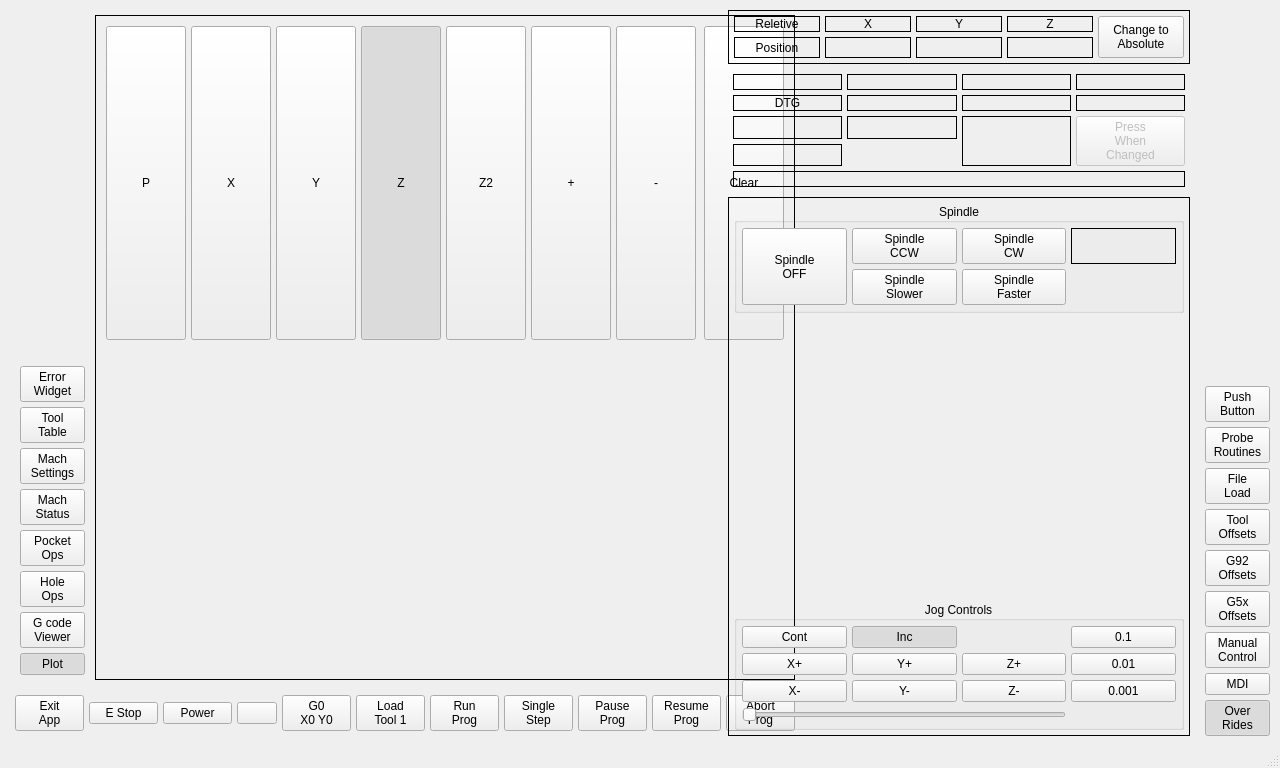
This is mill_touch_v6/ui/mainwindow.ui in jethornton/mill_touch_v6 as Qt 5 draws it before an edit. The edited form follows.
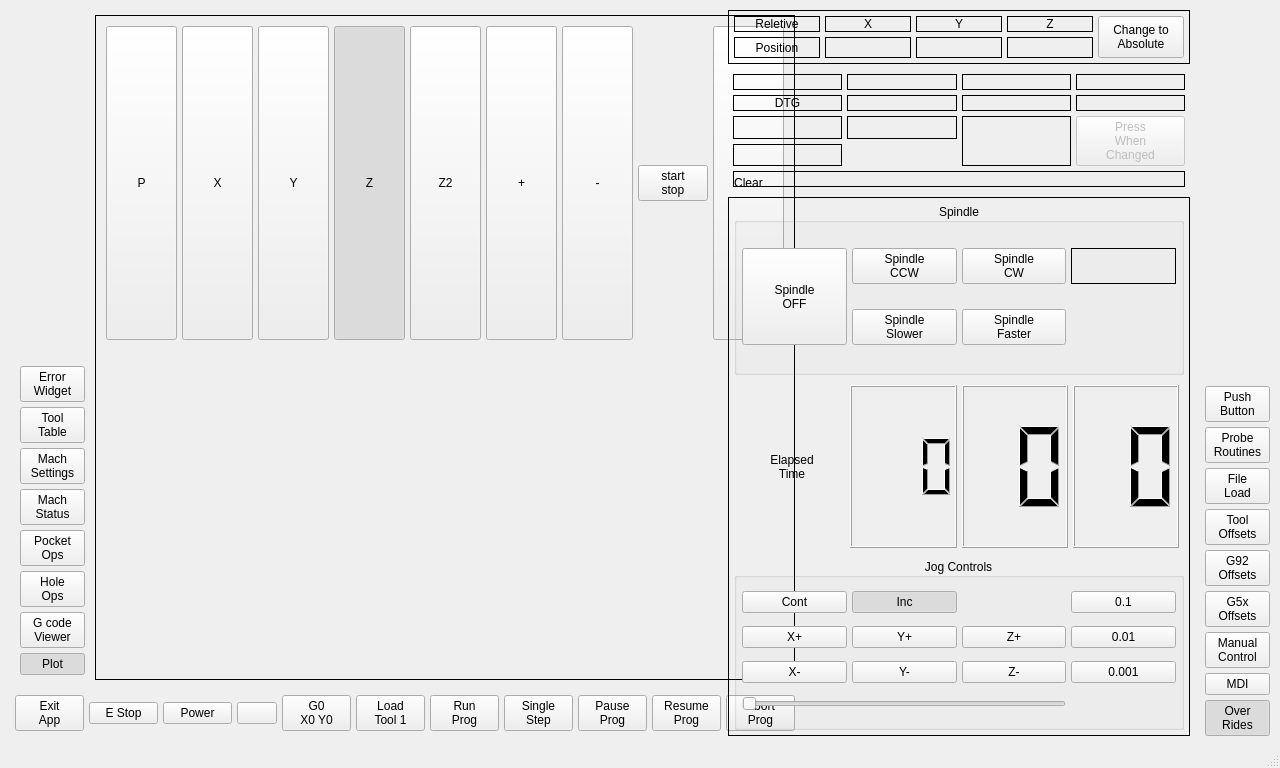
This is the edited form. The open tabs and pages were chosen to show the change. Custom widgets are drawn as their Qt base class.

The edit to the form file:
```diff
--- a/mill_touch_v6/ui/mainwindow.ui
+++ b/mill_touch_v6/ui/mainwindow.ui
@@ -421,6 +421,17 @@
                    </property>
                   </spacer>
                  </item>
+                 <item>
+                  <widget class="HalButton" name="et_toggle">
+                   <property name="text">
+                    <string>start
+stop</string>
+                   </property>
+                   <property name="checkable">
+                    <bool>true</bool>
+                   </property>
+                  </widget>
+                 </item>
                  <item>
                   <widget class="QPushButton" name="plotClear">
                    <property name="sizePolicy">
@@ -5480,17 +5491,51 @@
             </widget>
            </item>
            <item>
-            <spacer name="verticalSpacer_5">
-             <property name="orientation">
-              <enum>Qt::Vertical</enum>
-             </property>
-             <property name="sizeHint" stdset="0">
-              <size>
-               <width>20</width>
-               <height>40</height>
-              </size>
-             </property>
-            </spacer>
+            <widget class="QWidget" name="horizontalWidget" native="true">
+             <layout class="QHBoxLayout" name="horizontalLayout_13">
+              <item>
+               <widget class="QLabel" name="label_3">
+                <property name="text">
+                 <string>Elapsed
+Time</string>
+                </property>
+                <property name="alignment">
+                 <set>Qt::AlignCenter</set>
+                </property>
+               </widget>
+              </item>
+              <item>
+               <widget class="HalLCDNumber" name="rt_hours">
+                <property name="digitCount">
+                 <number>3</number>
+                </property>
+                <property name="numberFormat" stdset="0">
+                 <string>%0.3f</string>
+                </property>
+               </widget>
+              </item>
+              <item>
+               <widget class="HalLCDNumber" name="rt_minutes">
+                <property name="digitCount">
+                 <number>2</number>
+                </property>
+                <property name="numberFormat" stdset="0">
+                 <string>%0.2f</string>
+                </property>
+               </widget>
+              </item>
+              <item>
+               <widget class="HalLCDNumber" name="rt_seconds">
+                <property name="digitCount">
+                 <number>2</number>
+                </property>
+                <property name="numberFormat" stdset="0">
+                 <string>%0.2f</string>
+                </property>
+               </widget>
+              </item>
+             </layout>
+            </widget>
            </item>
            <item>
             <widget class="QGroupBox" name="jogGroupBox">
@@ -7698,6 +7743,11 @@
    <extends>QPushButton</extends>
    <header>qtpyvcp.widgets.hal_widgets.hal_button</header>
   </customwidget>
+  <customwidget>
+   <class>HalLCDNumber</class>
+   <extends>QLCDNumber</extends>
+   <header>qtpyvcp.widgets.hal_widgets.hal_lcd</header>
+  </customwidget>
   <customwidget>
    <class>StatusLabel</class>
    <extends>QLabel</extends>
```
Left out of the diff: 20 changed lines with no effect on the pictures.
